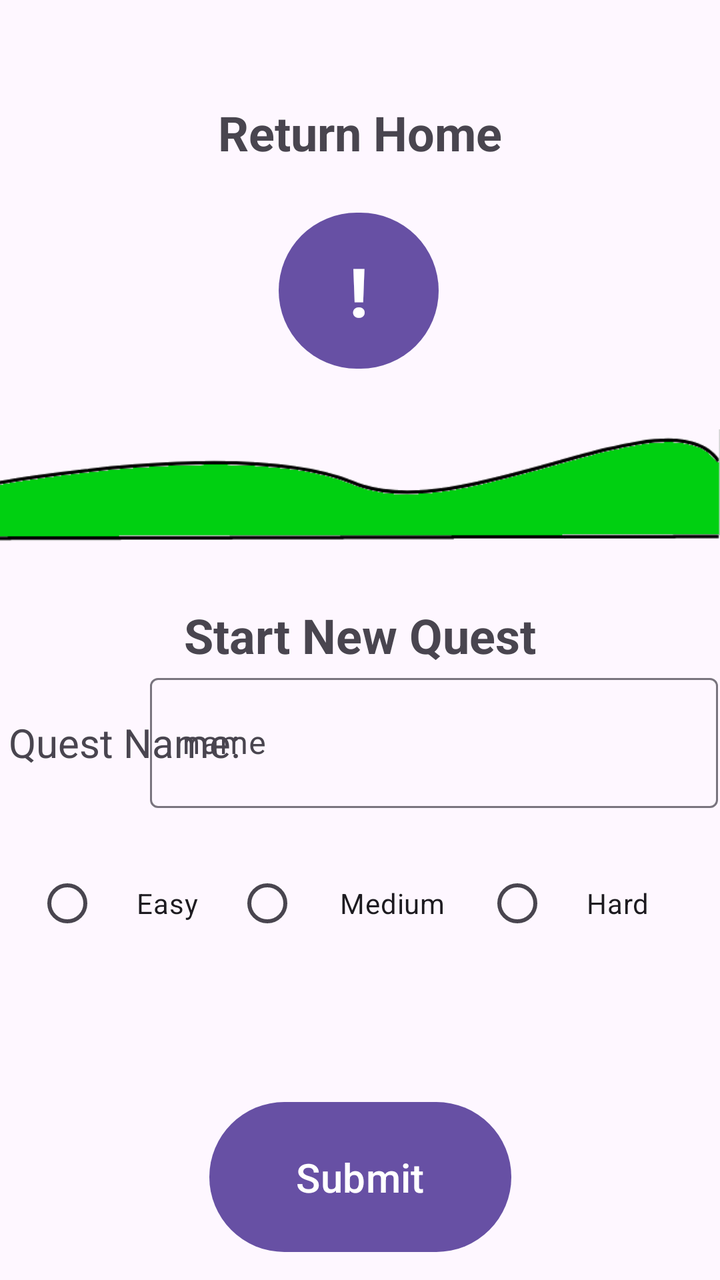
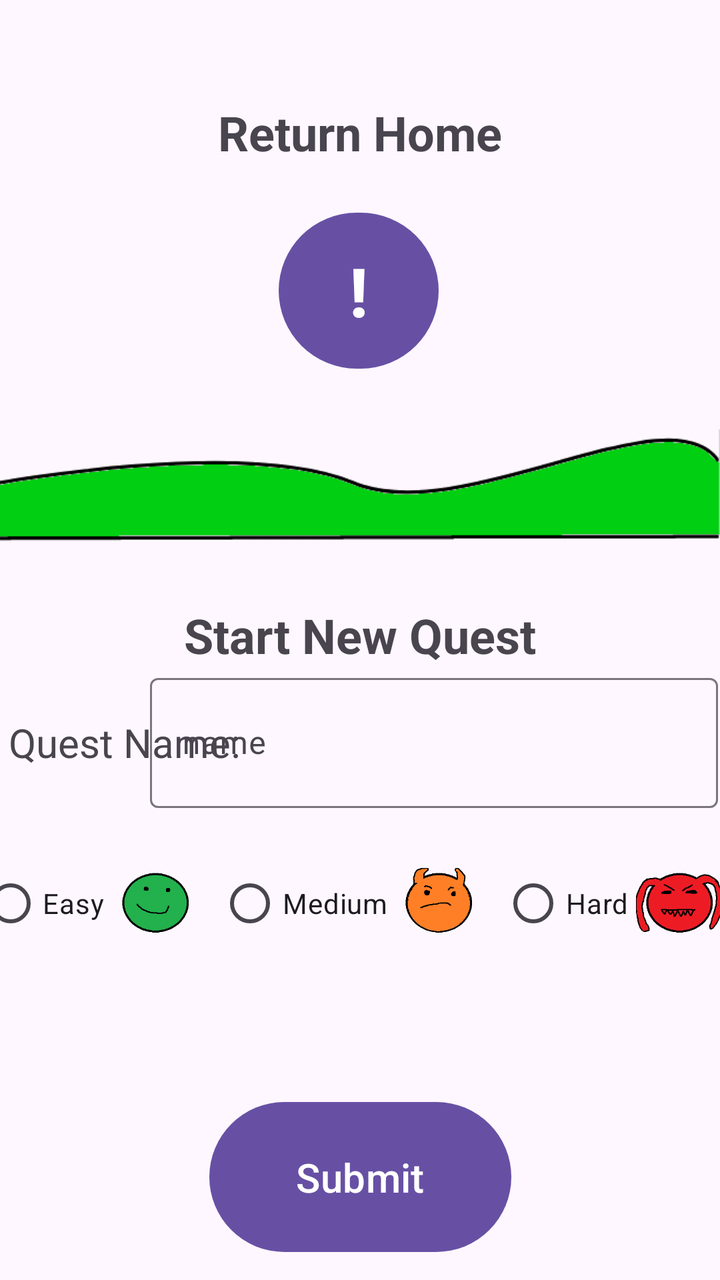

Screens rendered from an Android XML layout before and after an edit, with the pre-edit source and the edit as a unified diff.
<!-- AndroidManifest.xml: application theme Theme.QuestLife -->
<!-- res/layout/activity_quest.xml -->
<?xml version="1.0" encoding="utf-8"?>
<androidx.constraintlayout.widget.ConstraintLayout xmlns:android="http://schemas.android.com/apk/res/android"
    xmlns:app="http://schemas.android.com/apk/res-auto"
    xmlns:tools="http://schemas.android.com/tools"
    android:id="@+id/main"
    android:layout_width="match_parent"
    android:layout_height="match_parent"
    tools:context=".QuestActivity">

    <Button
        android:id="@+id/returnButton"
        android:layout_width="80dp"
        android:layout_height="86dp"
        android:layout_marginTop="20dp"
        android:text="!"
        android:textAlignment="center"
        android:textSize="34sp"
        android:textStyle="bold"
        app:layout_constraintEnd_toEndOf="parent"
        app:layout_constraintHorizontal_bias="0.498"
        app:layout_constraintStart_toStartOf="parent"
        app:layout_constraintTop_toBottomOf="@+id/ReturnText" />

    <ImageView
        android:id="@+id/imageView2"
        android:layout_width="wrap_content"
        android:layout_height="wrap_content"
        app:layout_constraintStart_toStartOf="parent"
        app:layout_constraintTop_toBottomOf="@+id/returnButton"
        app:srcCompat="@drawable/landscape" />

    <TextView
        android:id="@+id/ReturnText"
        android:layout_width="wrap_content"
        android:layout_height="wrap_content"
        android:layout_marginTop="50dp"
        android:text="Return Home"
        android:textAlignment="textStart"
        android:textSize="24sp"
        android:textStyle="bold"
        app:layout_constraintEnd_toEndOf="parent"
        app:layout_constraintStart_toStartOf="parent"
        app:layout_constraintTop_toTopOf="parent" />

    <TextView
        android:id="@+id/title"
        android:layout_width="wrap_content"
        android:layout_height="wrap_content"
        android:text="Start New Quest"
        android:textAlignment="textStart"
        android:textSize="24sp"
        android:textStyle="bold"
        app:layout_constraintEnd_toEndOf="parent"
        app:layout_constraintStart_toStartOf="parent"
        app:layout_constraintTop_toBottomOf="@+id/imageView2" />

    <TextView
        android:id="@+id/QuestNameText"
        android:layout_width="125dp"
        android:layout_height="75dp"
        android:gravity="center"
        android:text="Quest Name:"
        android:textAlignment="center"
        android:textSize="20sp"
        app:layout_constraintStart_toStartOf="parent"
        app:layout_constraintTop_toBottomOf="@+id/title" />

    <com.google.android.material.textfield.TextInputLayout
        android:id="@+id/InputTextLayout"
        android:layout_width="284dp"
        android:layout_height="75dp"
        android:layout_marginEnd="1dp"
        app:layout_constraintEnd_toEndOf="parent"
        app:layout_constraintTop_toBottomOf="@+id/title">

        <com.google.android.material.textfield.TextInputEditText
            android:id="@+id/InputText"
            android:layout_width="match_parent"
            android:layout_height="65dp"
            android:clickable="true"
            android:contextClickable="true"
            android:editable="true"
            android:enabled="true"
            android:hint="name"
            android:inputType="text" />
    </com.google.android.material.textfield.TextInputLayout>

    <Button
        android:id="@+id/buttonSubmit"
        android:layout_width="151dp"
        android:layout_height="83dp"
        android:layout_marginStart="130dp"
        android:layout_marginEnd="130dp"
        android:layout_marginBottom="10dp"
        android:text="Submit"
        android:textSize="20sp"
        app:layout_constraintBottom_toBottomOf="parent"
        app:layout_constraintEnd_toEndOf="parent"
        app:layout_constraintStart_toStartOf="parent" />

    <RadioGroup
        android:id="@+id/DifficultyGroup"
        android:layout_width="wrap_content"
        android:layout_height="wrap_content"
        android:layout_marginTop="19dp"
        android:gravity="center"
        android:orientation="horizontal"
        app:layout_constraintEnd_toEndOf="parent"
        app:layout_constraintHorizontal_bias="0.5"
        app:layout_constraintStart_toStartOf="parent"
        app:layout_constraintTop_toBottomOf="@+id/QuestNameText">

        <RadioButton
            android:id="@+id/EasyRadio"
            android:layout_width="100dp"
            android:layout_height="wrap_content"
            android:gravity="center"
            android:text="Easy" />

        <RadioButton
            android:id="@+id/MediumRadio"
            android:layout_width="125dp"
            android:layout_height="wrap_content"
            android:gravity="center"
            android:text="Medium" />

        <RadioButton
            android:id="@+id/HardRadio"
            android:layout_width="100dp"
            android:layout_height="wrap_content"
            android:gravity="center"
            android:text="Hard" />
    </RadioGroup>

</androidx.constraintlayout.widget.ConstraintLayout>
<!-- resources referenced by this layout -->
<resources>
  <!-- drawable landscape: png bitmap (drawable, 6272 bytes) -->
  <style name="Theme.QuestLife" parent="Base.Theme.QuestLife" />
  <style name="Base.Theme.QuestLife" parent="Theme.Material3.DayNight.NoActionBar">
          
          
      </style>
</resources>

<!-- the commit's change to res/layout/activity_quest.xml (unified diff, before → after) -->
@@ -112,24 +112,45 @@
 
         <RadioButton
             android:id="@+id/EasyRadio"
-            android:layout_width="100dp"
+            android:layout_width="wrap_content"
             android:layout_height="wrap_content"
             android:gravity="center"
             android:text="Easy" />
 
+        <ImageView
+            android:layout_width="45dp"
+            android:layout_height="45dp"
+            android:layout_marginStart="4dp"
+            android:layout_marginEnd="8dp"
+            android:src="@drawable/easy" />
+
         <RadioButton
             android:id="@+id/MediumRadio"
-            android:layout_width="125dp"
+            android:layout_width="wrap_content"
             android:layout_height="wrap_content"
             android:gravity="center"
             android:text="Medium" />
 
+        <ImageView
+            android:layout_width="45dp"
+            android:layout_height="45dp"
+            android:layout_marginStart="4dp"
+            android:layout_marginEnd="8dp"
+            android:src="@drawable/medium" />
+
         <RadioButton
             android:id="@+id/HardRadio"
-            android:layout_width="100dp"
+            android:layout_width="wrap_content"
             android:layout_height="wrap_content"
             android:gravity="center"
             android:text="Hard" />
+
+        <ImageView
+            android:layout_width="45dp"
+            android:layout_height="45dp"
+            android:layout_marginStart="4dp"
+            android:layout_marginEnd="8dp"
+            android:src="@drawable/hard" />
     </RadioGroup>
 
 </androidx.constraintlayout.widget.ConstraintLayout>
<!-- resource entries referenced after the edit -->
@@ -1,6 +1,9 @@
 <!-- resources referenced by this layout -->
 <resources>
+  <!-- drawable easy: png bitmap (drawable, 4796 bytes) -->
+  <!-- drawable hard: png bitmap (drawable, 10328 bytes) -->
   <!-- drawable landscape: png bitmap (drawable, 6272 bytes) -->
+  <!-- drawable medium: png bitmap (drawable, 5906 bytes) -->
   <style name="Theme.QuestLife" parent="Base.Theme.QuestLife" />
   <style name="Base.Theme.QuestLife" parent="Theme.Material3.DayNight.NoActionBar">
           
